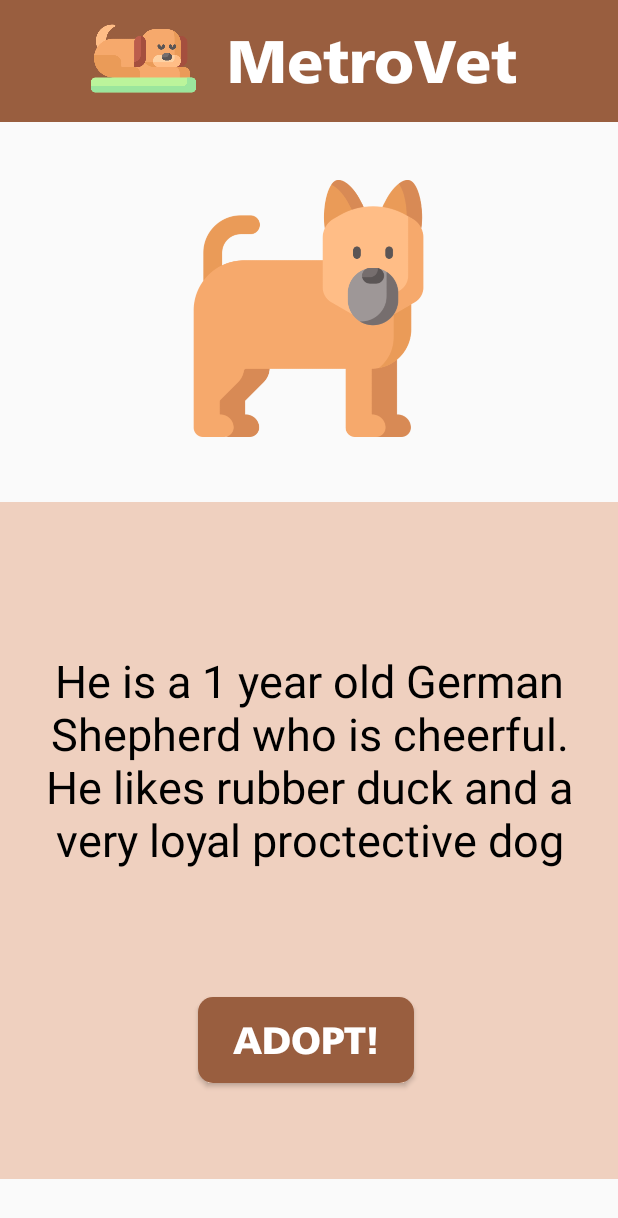
After one commit to rcbcalanoc/MetroVet, an Android app: the fragment DogInformationFragment placed in its activity, on a phone screen of 412 x 824 dp. The commit adds this screen. Shown: the top 1218 px of the screen. Run offline under Robolectric (Android 15) with nearby library versions, the phone set to English and light mode, and no system bars; 1 statement that could not run was skipped.

Commit message:
Dog view information added

```diff
--- /dev/null
+++ b/app/src/main/java/com/example/metrovet_frontend/DogInformationFragment.java
@@ -0,0 +1,50 @@
+// DogInformationFragment.java
+package com.example.metrovet_frontend;
+
+import android.os.Bundle;
+import android.view.LayoutInflater;
+import android.view.View;
+import android.view.ViewGroup;
+import android.widget.TextView;
+
+import androidx.annotation.NonNull;
+import androidx.annotation.Nullable;
+import androidx.fragment.app.Fragment;
+
+public class DogInformationFragment extends Fragment {
+    // Constant for argument key
+    public static final String ARG_DOG_NAME = "dogName";
+
+    public DogInformationFragment() {
+        // Required empty public constructor
+    }
+
+    public static DogInformationFragment newInstance(String dogName) {
+        DogInformationFragment fragment = new DogInformationFragment();
+        Bundle args = new Bundle();
+        args.putString(ARG_DOG_NAME, dogName);
+        fragment.setArguments(args);
+        return fragment;
+    }
+
+    @Override
+    public View onCreateView(LayoutInflater inflater, ViewGroup container, Bundle savedInstanceState) {
+        // Inflate the layout for this fragment
+        return inflater.inflate(R.layout.dog_information, container, false);
+    }
+
+    @Override
+    public void onViewCreated(@NonNull View view, @Nullable Bundle savedInstanceState) {
+        super.onViewCreated(view, savedInstanceState);
+
+        // Access the dog name from arguments
+        String dogName = getArguments().getString(ARG_DOG_NAME);
+
+        // Update the UI with dog information
+        // You can access views and set data here
+        TextView dogInfoHeader = view.findViewById(R.id.dog_info_header);
+        dogInfoHeader.setText(dogName);
+
+        // Update other views accordingly
+    }
+}
--- a/app/src/main/java/com/example/metrovet_frontend/DogsAdapter.java
+++ b/app/src/main/java/com/example/metrovet_frontend/DogsAdapter.java
@@ -14,9 +14,14 @@ import java.util.List;
 public class DogsAdapter extends RecyclerView.Adapter<DogsAdapter.DogViewHolder> {
 
     private List<String> dogsList;
+    private OnItemClickListener onItemClickListener;
 
     public DogsAdapter(List<String> dogsList) {
         this.dogsList = dogsList;
+    }
+
+    public void setOnItemClickListener(OnItemClickListener listener) {
+        this.onItemClickListener = listener;
     }
 
     @NonNull
@@ -30,6 +35,16 @@ public class DogsAdapter extends RecyclerView.Adapter<DogsAdapter.DogViewHolder>
     public void onBindViewHolder(@NonNull DogViewHolder holder, int position) {
         String dogName = dogsList.get(position);
         holder.bind(dogName);
+
+        // Set click listener for the item
+        holder.itemView.setOnClickListener(new View.OnClickListener() {
+            @Override
+            public void onClick(View v) {
+                if (onItemClickListener != null) {
+                    onItemClickListener.onItemClick(dogName);
+                }
+            }
+        });
     }
 
     @Override
@@ -50,4 +65,9 @@ public class DogsAdapter extends RecyclerView.Adapter<DogsAdapter.DogViewHolder>
             dogNameTextView.setText(dogName);
         }
     }
+
+    // Interface for item click listener
+    public interface OnItemClickListener {
+        void onItemClick(String dogName);
+    }
 }
--- a/app/src/main/java/com/example/metrovet_frontend/UserActivity.java
+++ b/app/src/main/java/com/example/metrovet_frontend/UserActivity.java
@@ -4,14 +4,14 @@ import android.os.Bundle;
 
 import androidx.appcompat.app.AppCompatActivity;
 
-public class UserActivity extends AppCompatActivity {
+// UserActivity.java
+public class UserActivity extends AppCompatActivity  {
 
     @Override
     protected void onCreate(Bundle savedInstanceState) {
         super.onCreate(savedInstanceState);
-        setContentView(R.layout.user_activity_main); // Set the content view to user_activity_main.xml
+        setContentView(R.layout.user_activity_main);
 
-        // Load the ViewDogsFragment
         getSupportFragmentManager().beginTransaction()
                 .replace(R.id.fragmentContainer, new ViewDogsFragment())
                 .commit();
--- a/app/src/main/java/com/example/metrovet_frontend/ViewDogsFragment.java
+++ b/app/src/main/java/com/example/metrovet_frontend/ViewDogsFragment.java
@@ -15,10 +15,15 @@ import androidx.recyclerview.widget.RecyclerView;
 import java.util.ArrayList;
 import java.util.List;
 
+// Existing imports...
+
 public class ViewDogsFragment extends Fragment {
 
     private RecyclerView recyclerView;
     private DogsAdapter adapter;
+
+    // Define a constant for the argument key
+    public static final String ARG_DOG_NAME = "dogName";
 
     public ViewDogsFragment() {
         // Required empty public constructor
@@ -35,7 +40,17 @@ public class ViewDogsFragment extends Fragment {
         super.onViewCreated(view, savedInstanceState);
 
         recyclerView = view.findViewById(R.id.recyclerView);
-        adapter = new DogsAdapter(getDogsList()); // Create an adapter and pass the dogs list
+        adapter = new DogsAdapter(getDogsList());
+
+        // Set item click listener
+        adapter.setOnItemClickListener(new DogsAdapter.OnItemClickListener() {
+            @Override
+            public void onItemClick(String dogName) {
+                // Handle item click, navigate to dog information, etc.
+                showDogInformation(dogName);
+            }
+        });
+
         recyclerView.setAdapter(adapter);
         recyclerView.setLayoutManager(new LinearLayoutManager(requireContext()));
     }
@@ -48,4 +63,22 @@ public class ViewDogsFragment extends Fragment {
         // Add more dog items as needed
         return dogsList;
     }
+
+    private void showDogInformation(String dogName) {
+        // Create a new fragment instance for dog information
+        DogInformationFragment dogInformationFragment = new DogInformationFragment();
+
+        // Create arguments bundle
+        Bundle args = new Bundle();
+        args.putString(ARG_DOG_NAME, dogName);
+
+        // Set arguments to the fragment
+        dogInformationFragment.setArguments(args);
+
+        // Navigate to the dog information fragment
+        getParentFragmentManager().beginTransaction()
+                .replace(R.id.fragmentContainer, dogInformationFragment)
+                .addToBackStack(null)  // Optional: Add to back stack for back navigation
+                .commit();
+    }
 }
--- a/app/src/main/res/layout/admin_activity_main.xml
+++ b/app/src/main/res/layout/admin_activity_main.xml
@@ -27,7 +27,7 @@
         app:layout_constraintTop_toTopOf="@id/header" />
 
     <ImageView
-        android:id="@+id/imageView"
+        android:id="@+id/main_icon"
         android:layout_width="70dp"
         android:layout_height="70dp"
         android:layout_marginTop="4dp"
@@ -36,25 +36,11 @@
         app:layout_constraintTop_toTopOf="@id/header"
         app:srcCompat="@drawable/icon" />
 
-    <TextView
-        android:id="@+id/header1"
-        android:layout_width="wrap_content"
-        android:layout_height="wrap_content"
-        android:layout_marginStart="72dp"
-        android:layout_marginTop="16dp"
-        android:fontFamily="@font/neue_frutiger_world_heavy"
-        android:text="@string/header1"
-        android:textAlignment="center"
-        android:textColor="@color/black"
-        android:textSize="30dp"
-        app:layout_constraintStart_toStartOf="parent"
-        app:layout_constraintTop_toBottomOf="@id/header" />
-
     <FrameLayout
         android:id="@+id/fragmentContainer"
         android:layout_width="match_parent"
         android:layout_height="wrap_content"
-        android:layout_marginTop="20dp"
+        android:layout_marginTop="15dp"
         app:layout_constraintStart_toStartOf="parent"
-        app:layout_constraintTop_toBottomOf="@+id/header1"></FrameLayout>
+        app:layout_constraintTop_toBottomOf="@+id/header"></FrameLayout>
 </androidx.constraintlayout.widget.ConstraintLayout>
--- /dev/null
+++ b/app/src/main/res/layout/dog_information.xml
@@ -0,0 +1,70 @@
+<?xml version="1.0" encoding="utf-8"?>
+<androidx.constraintlayout.widget.ConstraintLayout xmlns:android="http://schemas.android.com/apk/res/android"
+    xmlns:app="http://schemas.android.com/apk/res-auto"
+    xmlns:tools="http://schemas.android.com/tools"
+    android:layout_width="match_parent"
+    android:layout_height="match_parent">
+
+    <ImageView
+        android:id="@+id/static_dog"
+        android:layout_width="171dp"
+        android:layout_height="186dp"
+        android:layout_marginStart="120dp"
+        android:layout_marginTop="16dp"
+        app:layout_constraintStart_toStartOf="parent"
+        app:layout_constraintTop_toTopOf="parent"
+        app:srcCompat="@drawable/info" />
+
+    <View
+        android:id="@+id/dog_info_view"
+        android:layout_width="match_parent"
+        android:layout_height="451dp"
+        android:layout_marginTop="36dp"
+        android:background="@color/secondary_color"
+        app:layout_constraintStart_toStartOf="parent"
+        app:layout_constraintTop_toBottomOf="@id/static_dog" />
+
+    <TextView
+        android:id="@+id/dog_info_header"
+        android:layout_width="match_parent"
+        android:layout_height="wrap_content"
+        android:layout_marginStart="4dp"
+        android:layout_marginTop="8dp"
+        android:fontFamily="@font/neue_frutiger_world_black"
+        android:text="Milo"
+        android:textAlignment="center"
+        android:textColor="@color/black"
+        android:textSize="40dp"
+        app:layout_constraintStart_toStartOf="parent"
+        app:layout_constraintTop_toTopOf="@id/dog_info_view" />
+
+    <TextView
+        android:id="@+id/dog_info_text"
+        android:layout_width="match_parent"
+        android:layout_height="wrap_content"
+        android:layout_marginStart="30dp"
+        android:layout_marginEnd="30dp"
+        android:layout_marginTop="20dp"
+        android:text="He is a 1 year old German Shepherd who is cheerful. He likes rubber duck and a very loyal proctective dog"
+        android:textAlignment="center"
+        android:textColor="@color/black"
+        android:textSize="30dp"
+        app:layout_constraintStart_toStartOf="parent"
+        app:layout_constraintTop_toBottomOf="@+id/dog_info_header" />
+
+    <Button
+        android:id="@+id/button"
+        android:layout_width="144dp"
+        android:layout_height="57dp"
+        android:layout_marginStart="132dp"
+        android:layout_marginBottom="64dp"
+        android:background="@drawable/custom_button"
+        android:fontFamily="@font/neue_frutiger_world_black"
+        android:text="@string/adopt"
+        android:textColor="@color/white"
+        android:textSize="25dp"
+        app:layout_constraintBottom_toBottomOf="@id/dog_info_view"
+        app:layout_constraintStart_toStartOf="parent" />
+
+
+</androidx.constraintlayout.widget.ConstraintLayout>
```
Also changed, not shown: app/src/main/res/layout/user_activity_main.xml (+3 -17 lines), app/src/main/res/layout/view_dogs.xml (+23 -6 lines).
